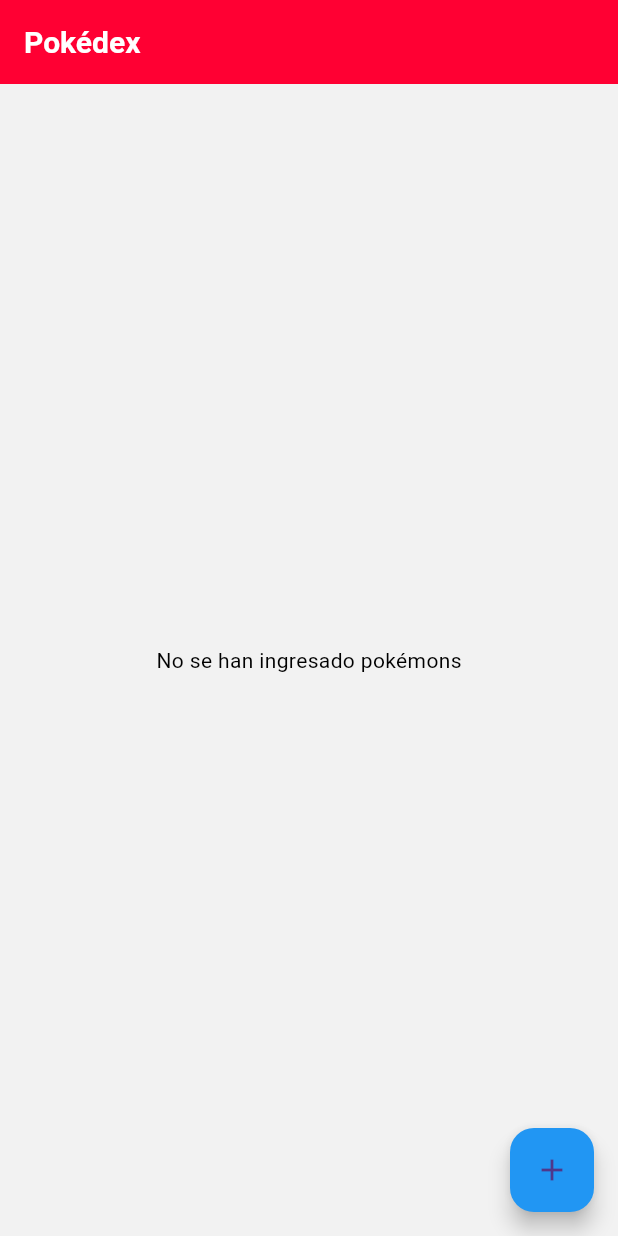
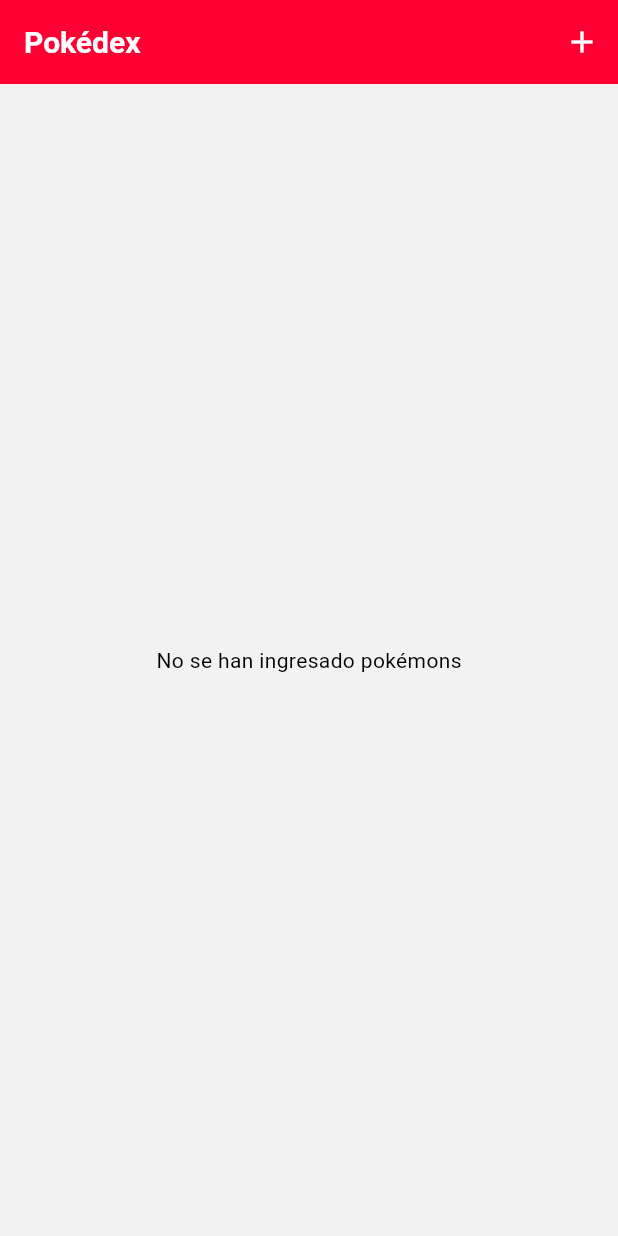
Before and after one commit to YoungRa19/PokedexApp, a Flutter app: the screen it shows after launch, on a phone screen of 412 x 824 dp. Run offline on Flutter 3.47's test engine with Material 3 defaults, Android fonts, the phone set to English and light mode, and no system bars; our stand-ins replace dio.

Commit message:
Button and clean commit

```diff
--- a/lib/dashboard/index.dart
+++ b/lib/dashboard/index.dart
@@ -24,7 +24,10 @@ class _DashboardState extends State<Dashboard> {
           ),
           actions: [
             TextButton(
-              onPressed: () => Navigator.pop(context),
+              onPressed: () {
+                Navigator.pop(context);
+                _nameController.clear(); // Limpia el campo al cancelar
+              },
               child: Text("Cancelar"),
             ),
             ElevatedButton(
@@ -41,6 +44,7 @@ class _DashboardState extends State<Dashboard> {
                   setState(() {
                     pokemons.add(pokemon);
                   });
+                  _nameController.clear(); // Limpia el campo después de agregar
                   Navigator.pop(context);
                 }
               },
@@ -84,6 +88,12 @@ class _DashboardState extends State<Dashboard> {
         title: Text('Pokédex'),
         backgroundColor: Color(0xFFFF0033),
         foregroundColor: Color(0xFF3D7DCA),
+        actions: [
+          IconButton(
+            icon: Icon(Icons.add, color: Colors.white),
+            onPressed: _showAddPokemonDialog,
+          ),
+        ],
       ),
       body: Container(
         padding: EdgeInsets.all(16),
@@ -110,11 +120,6 @@ class _DashboardState extends State<Dashboard> {
           ],
         ),
       ),
-      floatingActionButton: FloatingActionButton(
-        onPressed: _showAddPokemonDialog,
-        child: Icon(Icons.add),
-        backgroundColor: Colors.blue,
-      ),
     );
   }
 }
```
